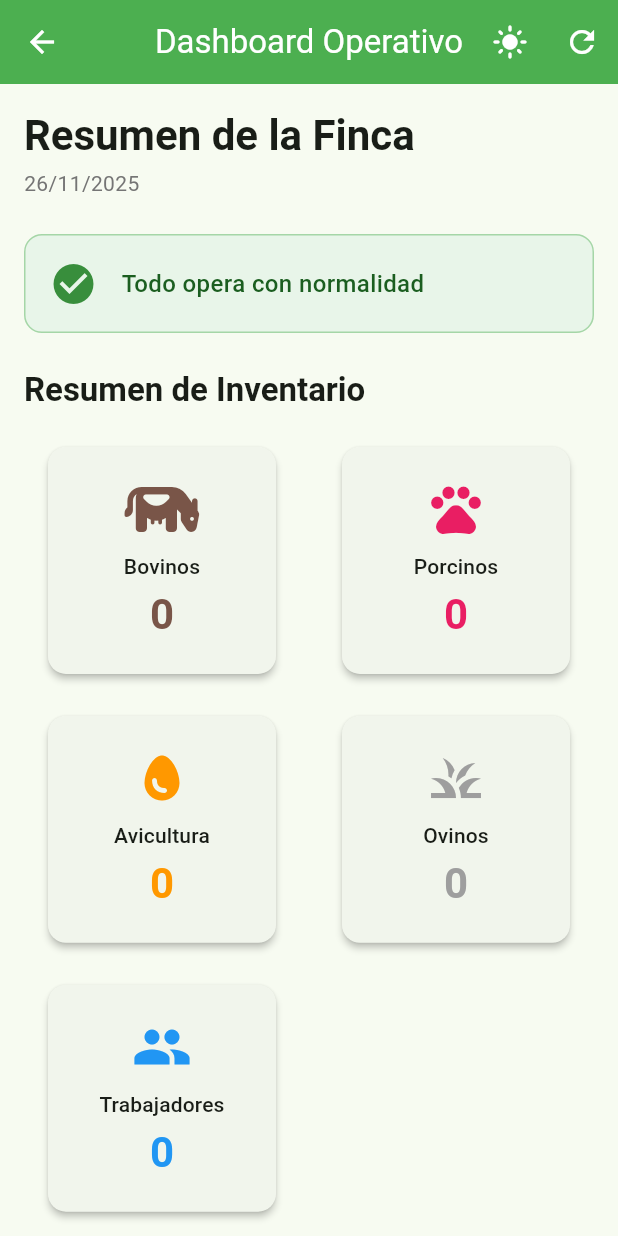
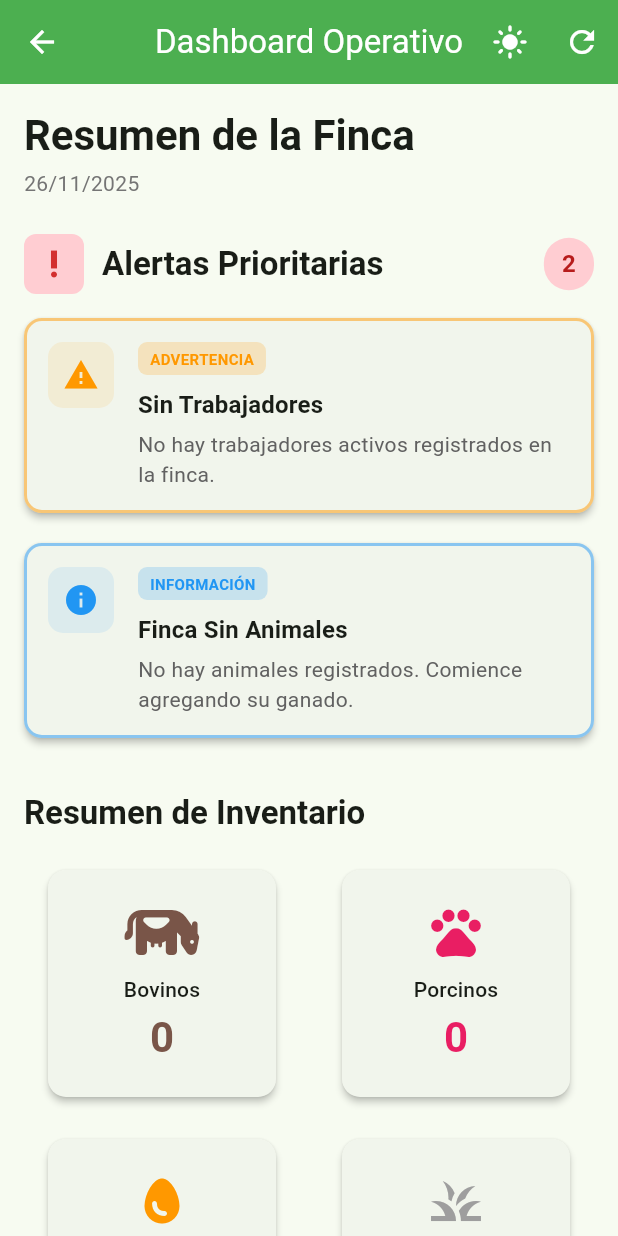
Before and after one commit to robertoguillot1/prueba2, a Flutter app: the DashboardScreen screen opened directly with empty values, after a tap on the "refresh" icon, on a phone screen of 412 x 824 dp. Run offline on Flutter 3.47's test engine with Material 3 defaults, Android fonts, the light colour scheme and no system bars; our stand-ins replace cloud_firestore, connectivity_plus, csv, dartz, equatable, file_picker and 11 more; accounts and stored records are empty.

Commit message:
dashboard

```diff
--- a/lib/core/di/dependency_injection.dart
+++ b/lib/core/di/dependency_injection.dart
@@ -354,6 +354,7 @@ class DependencyInjection {
   /// Crea una instancia de DashboardCubit con todos los streams necesarios
   static DashboardCubit createDashboardCubit(String farmId) {
     return DashboardCubit(
+      farmId: farmId,
       getBovinosStream: GetBovinosStream(
         repository: _bovinosRepository!,
         farmId: farmId,
@@ -374,6 +375,7 @@ class DependencyInjection {
         repository: _trabajadoresRepository!,
         farmId: farmId,
       ),
+      cattleRepository: sl(), // Inyectamos el CattleRepository del nuevo sistema
     );
   }
 
--- a/lib/presentation/modules/dashboard/cubits/dashboard_cubit.dart
+++ b/lib/presentation/modules/dashboard/cubits/dashboard_cubit.dart
@@ -10,15 +10,20 @@ import '../../../../domain/usecases/porcinos/get_cerdos_stream.dart';
 import '../../../../domain/usecases/ovinos/get_ovejas_stream.dart';
 import '../../../../domain/usecases/avicultura/get_gallinas_stream.dart';
 import '../../../../domain/usecases/trabajadores/get_trabajadores_stream.dart';
+import '../../../../features/cattle/domain/entities/bovine_entity.dart';
+import '../../../../features/cattle/domain/repositories/cattle_repository.dart';
 import 'dashboard_state.dart';
+import '../models/dashboard_alert.dart';
 
 /// Cubit para manejar el estado del Dashboard
 class DashboardCubit extends Cubit<DashboardState> {
+  final String farmId; // ID de la finca actual
   final GetBovinosStream getBovinosStream;
   final GetCerdosStream getCerdosStream;
   final GetOvejasStream getOvejasStream;
   final GetGallinasStream getGallinasStream;
   final GetTrabajadoresStream getTrabajadoresStream;
+  final CattleRepository cattleRepository; // Para obtener bovinos del nuevo sistema
 
   // Stream subscriptions
   StreamSubscription<List<Bovino>>? _bovinosSubscription;
@@ -26,6 +31,7 @@ class DashboardCubit extends Cubit<DashboardState> {
   StreamSubscription<List<Oveja>>? _ovejasSubscription;
   StreamSubscription<List<Gallina>>? _gallinasSubscription;
   StreamSubscription<List<Trabajador>>? _trabajadoresSubscription;
+  StreamSubscription<List<BovineEntity>>? _cattleSubscription; // Para el nuevo sistema
 
   // Datos actuales
   List<Bovino> _bovinos = [];
@@ -33,13 +39,16 @@ class DashboardCubit extends Cubit<DashboardState> {
   List<Oveja> _ovejas = [];
   List<Gallina> _gallinas = [];
   List<Trabajador> _trabajadores = [];
+  List<BovineEntity> _cattle = []; // Bovinos del nuevo sistema
 
   DashboardCubit({
+    required this.farmId,
     required this.getBovinosStream,
     required this.getCerdosStream,
     required this.getOvejasStream,
     required this.getGallinasStream,
     required this.getTrabajadoresStream,
+    required this.cattleRepository,
   }) : super(DashboardInitial());
 
   /// Inicia la carga de datos del dashboard
@@ -96,20 +105,34 @@ class DashboardCubit extends Cubit<DashboardState> {
         emit(DashboardError('Error al cargar trabajadores: $error'));
       },
     );
+
+    // Suscribirse al stream de bovinos del nuevo sistema (Clean Architecture)
+    _cattleSubscription = cattleRepository.getCattleListStream(farmId).listen(
+      (cattle) {
+        _cattle = cattle;
+        _recalculateState();
+      },
+      onError: (error) {
+        emit(DashboardError('Error al cargar ganado: $error'));
+      },
+    );
   }
 
   /// Recalcula el estado completo del dashboard
   void _recalculateState() {
-    // Calcular totales
-    final totalBovinos = _bovinos.length;
+    // Calcular totales (usando ambos sistemas: viejo y nuevo)
+    final totalBovinos = _bovinos.length + _cattle.length;
     final totalCerdos = _cerdos.length;
     final totalOvejas = _ovejas.length;
     final totalGallinas = _gallinas.length;
     final totalTrabajadores = _trabajadores.where((t) => t.isActive).length;
 
-    // Generar alertas
-    final alertas = <String>[];
+    // Generar alertas inteligentes
+    final alerts = <DashboardAlert>[];
 
+    // ============================================
+    // ALERTAS DE BOVINOS (SISTEMA VIEJO)
+    // ============================================
     // Alertas de Bovinos: Secado de vacas gestantes
     for (final bovino in _bovinos) {
       if (bovino.gender == BovinoGender.female &&
@@ -123,19 +146,83 @@ class DashboardCubit extends Cubit<DashboardState> {
         // Si faltan menos de 7 días para el secado ideal (67 días antes del parto)
         if (diasHastaSecado >= 0 && diasHastaSecado < 7) {
           final nombre = bovino.name ?? bovino.identification ?? 'Sin nombre';
-          alertas.add('Secar Vaca $nombre (${diasHastaSecado} días restantes)');
+          alerts.add(DashboardAlert(
+            title: 'Secado Pendiente',
+            message: 'Vaca $nombre debe ser secada en $diasHastaSecado días',
+            type: AlertType.warning,
+            route: '/bovinos/detalle',
+            routeArguments: {'bovinoId': bovino.id},
+          ));
         }
       }
     }
 
-    // Alertas de Avicultura: Stock bajo de alimento
-    // Nota: Por ahora usamos gallinas, pero en el futuro podríamos tener lotes
-    // Si hay lotes con stockAlimento < 50kg, agregar alerta
-    // Por ahora, omitimos esta alerta hasta tener repositorio de lotes
+    // ============================================
+    // ALERTAS DE BOVINOS (SISTEMA NUEVO - CLEAN ARCHITECTURE)
+    // ============================================
+    for (final bovine in _cattle) {
+      // ALERTA CRÍTICA: Bajo Peso en Bovinos Activos
+      // Si el bovino está activo y tiene peso menor a 180kg -> Alerta crítica
+      if (bovine.status.toLowerCase() == 'activo' && bovine.weight != null && bovine.weight! < 180.0) {
+        alerts.add(DashboardAlert(
+          title: 'Bajo Peso Crítico',
+          message: '${bovine.identifier} (${bovine.name ?? 'Sin nombre'}) tiene solo ${bovine.weight?.toStringAsFixed(1)}kg',
+          type: AlertType.critical,
+          route: '/cattle/detail',
+          routeArguments: {'bovineId': bovine.id},
+        ));
+      }
 
-    // Alertas de Trabajadores: Contratos próximos a vencer
-    // Nota: La entidad Trabajador no tiene fecha de fin de contrato
-    // Por ahora, omitimos esta alerta
+      // ALERTA DE ADVERTENCIA: Peso bajo pero no crítico (entre 180kg y 250kg)
+      if (bovine.status.toLowerCase() == 'activo' &&
+          bovine.weight != null &&
+          bovine.weight! >= 180.0 &&
+          bovine.weight! < 250.0) {
+        alerts.add(DashboardAlert(
+          title: 'Monitorear Peso',
+          message: '${bovine.identifier} tiene ${bovine.weight?.toStringAsFixed(1)}kg. Considere mejorar alimentación',
+          type: AlertType.warning,
+          route: '/cattle/detail',
+          routeArguments: {'bovineId': bovine.id},
+        ));
+      }
+
+      // ALERTA INFORMATIVA: Bovinos próximos a edad de venta (> 2 años y > 400kg)
+      if (bovine.status.toLowerCase() == 'activo' &&
+          bovine.age >= 2 &&
+          bovine.weight != null &&
+          bovine.weight! >= 400.0) {
+        alerts.add(DashboardAlert(
+          title: 'Listo para Venta',
+          message: '${bovine.identifier} tiene ${bovine.age} años y ${bovine.weight?.toStringAsFixed(1)}kg',
+          type: AlertType.info,
+          route: '/cattle/detail',
+          routeArguments: {'bovineId': bovine.id},
+        ));
+      }
+    }
+
+    // ============================================
+    // ALERTAS GENERALES
+    // ============================================
+
+    // Si no hay animales en la finca
+    if (totalBovinos == 0 && totalCerdos == 0 && totalOvejas == 0 && totalGallinas == 0) {
+      alerts.add(const DashboardAlert(
+        title: 'Finca Sin Animales',
+        message: 'No hay animales registrados. Comience agregando su ganado.',
+        type: AlertType.info,
+      ));
+    }
+
+    // Si no hay trabajadores activos
+    if (totalTrabajadores == 0) {
+      alerts.add(const DashboardAlert(
+        title: 'Sin Trabajadores',
+        message: 'No hay trabajadores activos registrados en la finca.',
+        type: AlertType.warning,
+      ));
+    }
 
     // Emitir el nuevo estado
     emit(DashboardLoaded(
@@ -144,7 +231,7 @@ class DashboardCubit extends Cubit<DashboardState> {
       totalOvejas: totalOvejas,
       totalGallinas: totalGallinas,
       totalTrabajadores: totalTrabajadores,
-      alertas: alertas,
+      alerts: alerts,
     ));
   }
 
@@ -155,6 +242,7 @@ class DashboardCubit extends Cubit<DashboardState> {
     _ovejasSubscription?.cancel();
     _gallinasSubscription?.cancel();
     _trabajadoresSubscription?.cancel();
+    _cattleSubscription?.cancel();
     return super.close();
   }
 }
--- a/lib/presentation/modules/dashboard/cubits/dashboard_state.dart
+++ b/lib/presentation/modules/dashboard/cubits/dashboard_state.dart
@@ -1,4 +1,5 @@
 import 'package:equatable/equatable.dart';
+import '../models/dashboard_alert.dart';
 
 /// Estados del Dashboard
 abstract class DashboardState extends Equatable {
@@ -27,7 +28,7 @@ class DashboardLoaded extends DashboardState {
   final int totalOvejas;
   final int totalGallinas;
   final int totalTrabajadores;
-  final List<String> alertas;
+  final List<DashboardAlert> alerts; // Cambiado de alertas (String) a alerts (DashboardAlert)
 
   const DashboardLoaded({
     required this.totalBovinos,
@@ -35,7 +36,7 @@ class DashboardLoaded extends DashboardState {
     required this.totalOvejas,
     required this.totalGallinas,
     required this.totalTrabajadores,
-    required this.alertas,
+    required this.alerts,
   });
 
   @override
@@ -45,6 +46,6 @@ class DashboardLoaded extends DashboardState {
         totalOvejas,
         totalGallinas,
         totalTrabajadores,
-        alertas,
+        alerts,
       ];
 }
--- /dev/null
+++ b/lib/presentation/modules/dashboard/models/dashboard_alert.dart
@@ -0,0 +1,65 @@
+import 'package:equatable/equatable.dart';
+import 'package:flutter/material.dart';
+
+/// Tipos de alerta en el dashboard
+enum AlertType {
+  critical, // Rojo - Requiere atención inmediata
+  warning,  // Amarillo - Requiere atención pronto
+  info,     // Azul - Informativo
+}
+
+/// Modelo para las alertas del dashboard
+class DashboardAlert extends Equatable {
+  final String title;
+  final String message;
+  final AlertType type;
+  final String? route; // Ruta para navegar y solucionar el problema
+  final Map<String, dynamic>? routeArguments; // Argumentos para la navegación
+
+  const DashboardAlert({
+    required this.title,
+    required this.message,
+    required this.type,
+    this.route,
+    this.routeArguments,
+  });
+
+  /// Color asociado al tipo de alerta
+  Color get color {
+    switch (type) {
+      case AlertType.critical:
+        return Colors.red;
+      case AlertType.warning:
+        return Colors.orange;
+      case AlertType.info:
+        return Colors.blue;
+    }
+  }
+
+  /// Icono asociado al tipo de alerta
+  IconData get icon {
+    switch (type) {
+      case AlertType.critical:
+        return Icons.error;
+      case AlertType.warning:
+        return Icons.warning;
+      case AlertType.info:
+        return Icons.info;
+    }
+  }
+
+  /// Etiqueta del tipo de alerta
+  String get typeLabel {
+    switch (type) {
+      case AlertType.critical:
+        return 'Crítico';
+      case AlertType.warning:
+        return 'Advertencia';
+      case AlertType.info:
+        return 'Información';
+    }
+  }
+
+  @override
+  List<Object?> get props => [title, message, type, route, routeArguments];
+}
--- a/lib/presentation/modules/dashboard/screens/dashboard_screen.dart
+++ b/lib/presentation/modules/dashboard/screens/dashboard_screen.dart
@@ -6,6 +6,7 @@ import '../../../../core/di/dependency_injection.dart';
 import '../../../../core/widgets/theme_switcher.dart';
 import '../cubits/dashboard_cubit.dart';
 import '../cubits/dashboard_state.dart';
+import '../models/dashboard_alert.dart';
 import '../widgets/summary_card_widget.dart';
 import '../../bovinos/screens/bovino_menu_screen.dart';
 import '../../porcinos/screens/porcicultura_menu_screen.dart';
@@ -135,7 +136,7 @@ class _DashboardScreenState extends State<DashboardScreen> {
           const SizedBox(height: 24),
 
           // Sección de Alertas
-          _buildAlertasSection(context, state.alertas),
+          _buildAlertasSection(context, state.alerts),
           const SizedBox(height: 24),
 
           // Resumen de Inventario
@@ -242,27 +243,50 @@ class _DashboardScreenState extends State<DashboardScreen> {
     );
   }
 
-  Widget _buildAlertasSection(BuildContext context, List<String> alertas) {
-    if (alertas.isEmpty) {
+  Widget _buildAlertasSection(BuildContext context, List<DashboardAlert> alerts) {
+    // Si no hay alertas, mostrar mensaje positivo
+    if (alerts.isEmpty) {
       return Container(
-        padding: const EdgeInsets.all(16),
+        padding: const EdgeInsets.all(20),
         decoration: BoxDecoration(
-          color: Colors.green.shade50,
-          borderRadius: BorderRadius.circular(12),
-          border: Border.all(color: Colors.green.shade200),
+          gradient: LinearGradient(
+            colors: [Colors.green.shade50, Colors.green.shade100],
+          ),
+          borderRadius: BorderRadius.circular(16),
+          border: Border.all(color: Colors.green.shade300, width: 2),
         ),
         child: Row(
           children: [
-            Icon(Icons.check_circle, color: Colors.green.shade700, size: 32),
+            Container(
+              padding: const EdgeInsets.all(12),
+              decoration: BoxDecoration(
+                color: Colors.green.shade700,
+                shape: BoxShape.circle,
+              ),
+              child: const Icon(Icons.check_circle, color: Colors.white, size: 32),
+            ),
             const SizedBox(width: 16),
             Expanded(
-              child: Text(
-                'Todo opera con normalidad',
+              child: Column(
+                crossAxisAlignment: CrossAxisAlignment.start,
+                children: [
+                  Text(
+                    'Todo en orden en la finca',
                     style: TextStyle(
                       color: Colors.green.shade900,
-                  fontWeight: FontWeight.w500,
-                  fontSize: 16,
+                      fontWeight: FontWeight.bold,
+                      fontSize: 18,
                     ),
+                  ),
+                  const SizedBox(height: 4),
+                  Text(
+                    'No hay alertas prioritarias',
+                    style: TextStyle(
+                      color: Colors.green.shade700,
+                      fontSize: 14,
+                    ),
+                  ),
+                ],
               ),
             ),
           ],
@@ -270,55 +294,176 @@ class _DashboardScreenState extends State<DashboardScreen> {
       );
     }
 
-    return Container(
-      padding: const EdgeInsets.all(16),
-      decoration: BoxDecoration(
-        color: Colors.orange.shade50,
-        borderRadius: BorderRadius.circular(12),
-        border: Border.all(color: Colors.orange.shade300),
-      ),
-      child: Column(
+    // Separar alertas por tipo
+    final criticalAlerts = alerts.where((a) => a.type == AlertType.critical).toList();
+    final warningAlerts = alerts.where((a) => a.type == AlertType.warning).toList();
+    final infoAlerts = alerts.where((a) => a.type == AlertType.info).toList();
+
+    return Column(
       crossAxisAlignment: CrossAxisAlignment.start,
       children: [
+        // Título de la sección
         Row(
           children: [
-              Icon(Icons.warning, color: Colors.orange.shade700, size: 28),
-              const SizedBox(width: 8),
+            Container(
+              padding: const EdgeInsets.all(8),
+              decoration: BoxDecoration(
+                color: Colors.red.shade100,
+                borderRadius: BorderRadius.circular(8),
+              ),
+              child: Icon(Icons.priority_high, color: Colors.red.shade700, size: 24),
+            ),
+            const SizedBox(width: 12),
             Text(
-                'Alertas',
-                style: TextStyle(
-                  color: Colors.orange.shade900,
+              'Alertas Prioritarias',
+              style: Theme.of(context).textTheme.titleLarge?.copyWith(
                     fontWeight: FontWeight.bold,
-                  fontSize: 18,
                   ),
             ),
-            ],
+            const Spacer(),
+            Container(
+              padding: const EdgeInsets.symmetric(horizontal: 12, vertical: 6),
+              decoration: BoxDecoration(
+                color: Colors.red.shade100,
+                borderRadius: BorderRadius.circular(20),
               ),
-          const SizedBox(height: 12),
-          ...alertas.map((alerta) => Padding(
-                padding: const EdgeInsets.only(bottom: 8),
-                child: Row(
-                  crossAxisAlignment: CrossAxisAlignment.start,
-                  children: [
-                    Icon(
-                      Icons.warning_amber_rounded,
-                      color: Colors.orange.shade700,
-                      size: 20,
-                    ),
-                    const SizedBox(width: 8),
-                    Expanded(
               child: Text(
-                        alerta,
+                '${alerts.length}',
                 style: TextStyle(
-                          color: Colors.orange.shade900,
-                          fontSize: 14,
+                  color: Colors.red.shade900,
+                  fontWeight: FontWeight.bold,
+                  fontSize: 16,
                 ),
               ),
             ),
           ],
         ),
-              )),
+        const SizedBox(height: 16),
+
+        // Lista de alertas críticas
+        if (criticalAlerts.isNotEmpty) ...[
+          ...criticalAlerts.map((alert) => _buildAlertCard(context, alert)),
+          const SizedBox(height: 8),
         ],
+
+        // Lista de alertas de advertencia
+        if (warningAlerts.isNotEmpty) ...[
+          ...warningAlerts.map((alert) => _buildAlertCard(context, alert)),
+          const SizedBox(height: 8),
+        ],
+
+        // Lista de alertas informativas
+        if (infoAlerts.isNotEmpty) ...[
+          ...infoAlerts.map((alert) => _buildAlertCard(context, alert)),
+        ],
+      ],
+    );
+  }
+
+  /// Construye una tarjeta individual de alerta
+  Widget _buildAlertCard(BuildContext context, DashboardAlert alert) {
+    final isDark = Theme.of(context).brightness == Brightness.dark;
+
+    return Card(
+      margin: const EdgeInsets.only(bottom: 12),
+      elevation: alert.type == AlertType.critical ? 4 : 2,
+      shape: RoundedRectangleBorder(
+        borderRadius: BorderRadius.circular(12),
+        side: BorderSide(
+          color: alert.color.withOpacity(0.5),
+          width: 2,
+        ),
+      ),
+      child: InkWell(
+        onTap: alert.route != null
+            ? () {
+                // Navegar a la ruta especificada si existe
+                Navigator.pushNamed(
+                  context,
+                  alert.route!,
+                  arguments: alert.routeArguments,
+                );
+              }
+            : null,
+        borderRadius: BorderRadius.circular(12),
+        child: Padding(
+          padding: const EdgeInsets.all(16),
+          child: Row(
+            crossAxisAlignment: CrossAxisAlignment.start,
+            children: [
+              // Icono de la alerta
+              Container(
+                padding: const EdgeInsets.all(10),
+                decoration: BoxDecoration(
+                  color: alert.color.withOpacity(isDark ? 0.3 : 0.1),
+                  borderRadius: BorderRadius.circular(10),
+                ),
+                child: Icon(
+                  alert.icon,
+                  color: alert.color,
+                  size: 24,
+                ),
+              ),
+              const SizedBox(width: 16),
+
+              // Contenido de la alerta
+              Expanded(
+                child: Column(
+                  crossAxisAlignment: CrossAxisAlignment.start,
+                  children: [
+                    // Etiqueta del tipo + Título
+                    Row(
+                      children: [
+                        Container(
+                          padding: const EdgeInsets.symmetric(
+                            horizontal: 8,
+                            vertical: 4,
+                          ),
+                          decoration: BoxDecoration(
+                            color: alert.color.withOpacity(isDark ? 0.3 : 0.2),
+                            borderRadius: BorderRadius.circular(6),
+                          ),
+                          child: Text(
+                            alert.typeLabel.toUpperCase(),
+                            style: TextStyle(
+                              color: alert.color,
+                              fontSize: 10,
+                              fontWeight: FontWeight.bold,
+                            ),
+                          ),
+                        ),
+                      ],
+                    ),
+                    const SizedBox(height: 8),
+                    Text(
+                      alert.title,
+                      style: Theme.of(context).textTheme.titleMedium?.copyWith(
+                            fontWeight: FontWeight.bold,
+                          ),
+                    ),
+                    const SizedBox(height: 4),
+                    Text(
+                      alert.message,
+                      style: Theme.of(context).textTheme.bodyMedium?.copyWith(
+                            color: Colors.grey.shade700,
+                          ),
+                    ),
+                  ],
+                ),
+              ),
+
+              // Flecha de navegación (solo si tiene ruta)
+              if (alert.route != null) ...[
+                const SizedBox(width: 8),
+                Icon(
+                  Icons.chevron_right,
+                  color: Colors.grey.shade400,
+                  size: 24,
+                ),
+              ],
+            ],
+          ),
+        ),
       ),
     );
   }
```
Lines whose indentation alone changed are shown as unchanged.
